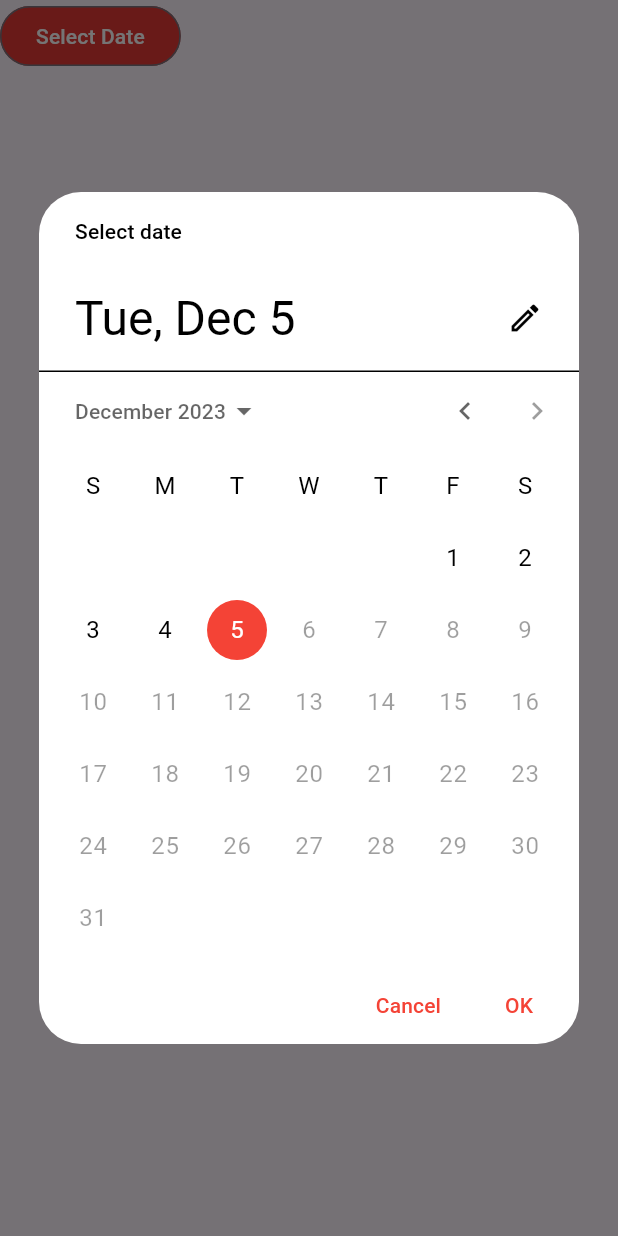
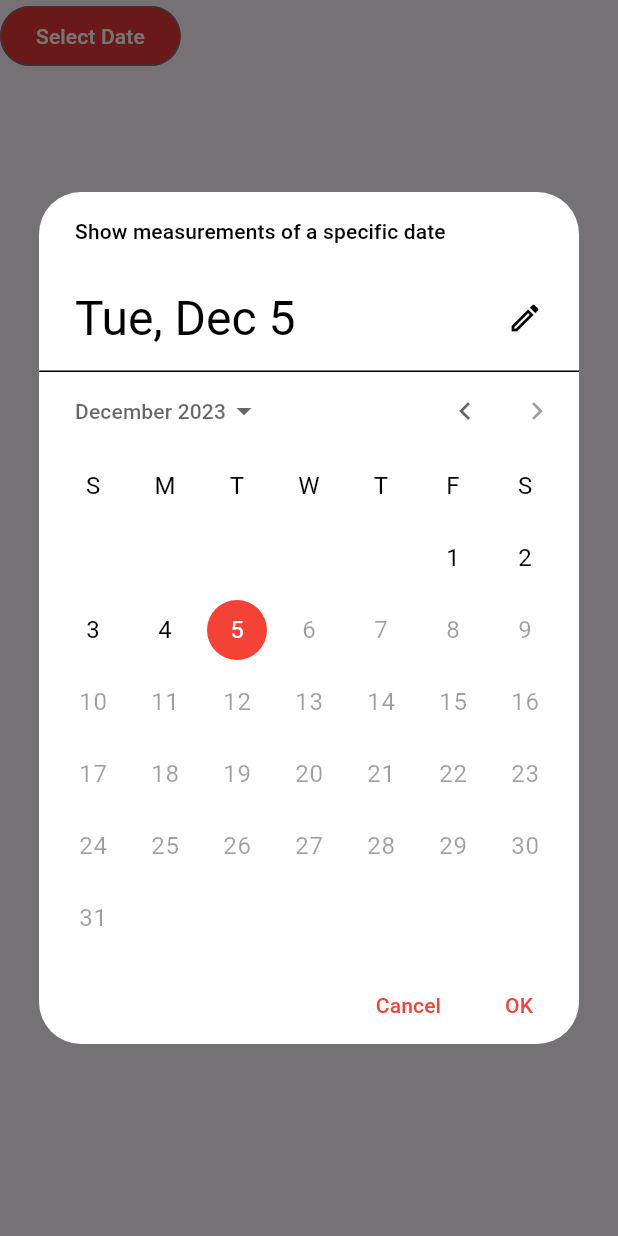
Before and after one commit to gekkegerard/airtastic, a Flutter app: the DatePickerWidget widget shown alone on an empty page, opened directly with empty values, after a tap on "Select Date", on a phone screen of 412 x 824 dp. Run offline on Flutter 3.47's test engine with Material 3 defaults, Android fonts, the phone set to English and light mode, and no system bars; our stand-ins replace fl_chart, syncfusion_flutter_charts; network calls fail.

Commit message:
Kleine mod aan date picker

```diff
--- a/lib/widgets/date_picker_widget.dart
+++ b/lib/widgets/date_picker_widget.dart
@@ -19,6 +19,7 @@ class _DatePickerWidgetState extends State<DatePickerWidget> {
   Future<void> _selectDate(BuildContext context) async {
     final DateTime dateNow = DateTime.now();
     final DateTime? picked = await showDatePicker(
+      helpText: "Show measurements of a specific date",
       context: context,
       initialDate: dateNow,
       firstDate: DateTime(2023, 11, 16),
```
